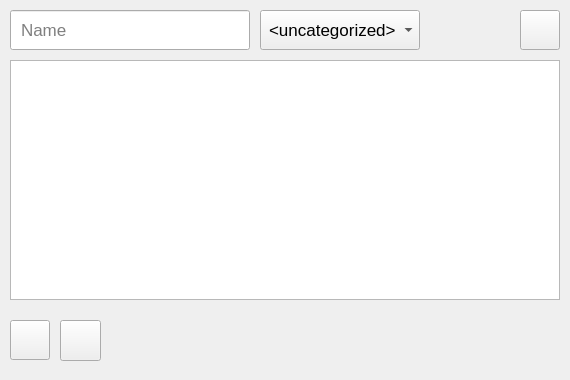
Old version of the form app/modules/ui/deck_widget.ui in the repository DelevoXDG/FlashcardMaster.
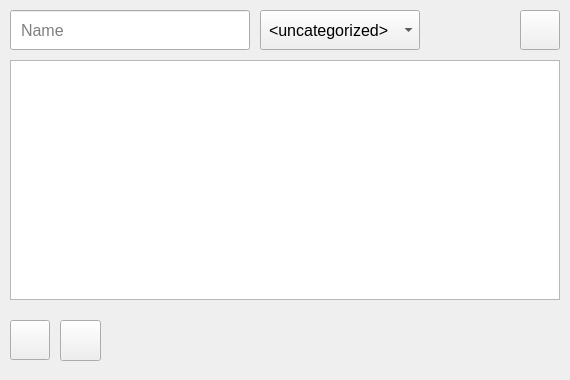
New version of the form. Icons and pictures are not drawn.

Commit message: Creating flashcard widget

```diff
--- a/app/modules/ui/deck_widget.ui
+++ b/app/modules/ui/deck_widget.ui
@@ -94,12 +94,13 @@
    </property>
    <property name="font">
     <font>
-     <pointsize>13</pointsize>
+     <pointsize>-1</pointsize>
     </font>
    </property>
    <property name="styleSheet">
     <string notr="true">QLineEdit {
 padding-left: 8px;
+font-size: 16px;
 }</string>
    </property>
    <property name="placeholderText">
@@ -117,7 +118,7 @@
    </property>
    <property name="font">
     <font>
-     <pointsize>13</pointsize>
+     <pointsize>-1</pointsize>
     </font>
    </property>
    <property name="toolTip">
@@ -126,6 +127,7 @@
    <property name="styleSheet">
     <string notr="true">QComboBox {
 padding-left: 8px;
+font-size: 16px;
 }</string>
    </property>
    <property name="placeholderText">
```
The commit also changes 5 other files.
